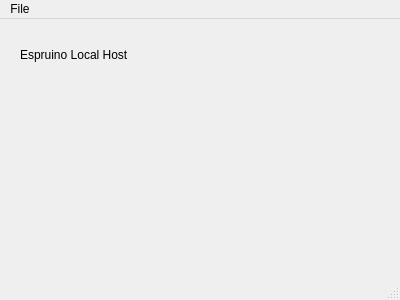
Qt form mainwindow.ui (espruino/EspruinoHost) before a commit.
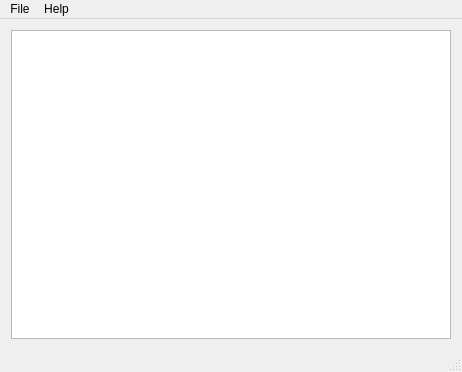
The same form after that commit. Icons and pictures are not drawn.

Patch:
```diff
--- a/mainwindow.ui
+++ b/mainwindow.ui
@@ -6,34 +6,26 @@
    <rect>
     <x>0</x>
     <y>0</y>
-    <width>400</width>
-    <height>300</height>
+    <width>462</width>
+    <height>372</height>
    </rect>
   </property>
   <property name="windowTitle">
    <string>Espruino Local Host</string>
   </property>
   <widget class="QWidget" name="centralWidget">
-   <widget class="QLabel" name="label">
-    <property name="geometry">
-     <rect>
-      <x>20</x>
-      <y>20</y>
-      <width>201</width>
-      <height>31</height>
-     </rect>
-    </property>
-    <property name="text">
-     <string>Espruino Local Host</string>
-    </property>
-   </widget>
+   <layout class="QVBoxLayout" name="verticalLayout">
+    <item>
+     <widget class="QTextBrowser" name="logView"/>
+    </item>
+   </layout>
   </widget>
   <widget class="QMenuBar" name="menuBar">
    <property name="geometry">
     <rect>
      <x>0</x>
      <y>0</y>
-     <width>400</width>
+     <width>462</width>
      <height>22</height>
     </rect>
    </property>
@@ -43,7 +35,14 @@
     </property>
     <addaction name="actionQuit"/>
    </widget>
+   <widget class="QMenu" name="menuHelp">
+    <property name="title">
+     <string>Help</string>
+    </property>
+    <addaction name="actionAbout"/>
+   </widget>
    <addaction name="menuFile"/>
+   <addaction name="menuHelp"/>
   </widget>
   <widget class="QStatusBar" name="statusBar"/>
   <action name="actionQuit">
```
Left out of the diff: 9 changed lines with no effect on the pictures.
